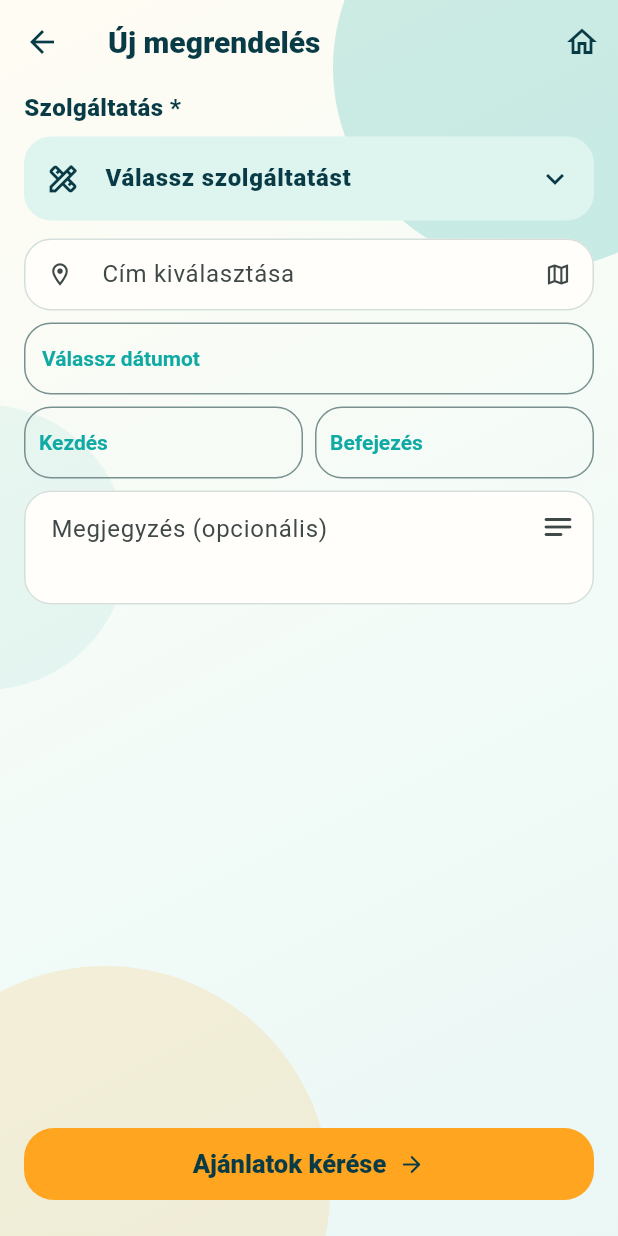
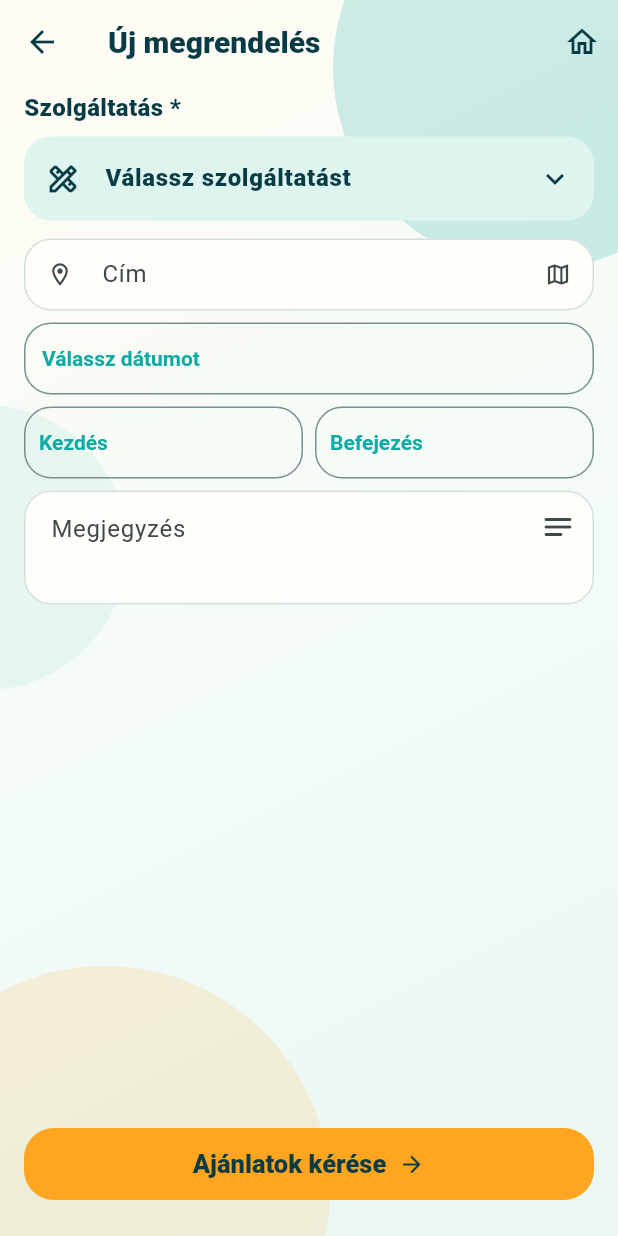
Before and after one commit to bokatimea-debug/takimaki_full, a Flutter app: the CustomerSearchScreen screen opened by its route, on a phone screen of 412 x 824 dp. Run offline on Flutter 3.47's test engine with Material 3 defaults, Android fonts, the phone set to English and light mode, and no system bars; our stand-ins replace image_picker, shared_preferences; accounts and stored records are empty.

Commit message:
Keep small-screen titles readable and reach lazy review action in test

```diff
--- a/lib/screens/customer_search_screen.dart
+++ b/lib/screens/customer_search_screen.dart
@@ -419,7 +419,7 @@ class _CustomerSearchScreenState extends State<CustomerSearchScreen> {
               textCapitalization: TextCapitalization.words,
               decoration: InputDecoration(
                 errorText: _errors['address'],
-                labelText: "Cím kiválasztása",
+                labelText: "Cím",
                 isDense: true,
                 contentPadding: EdgeInsets.symmetric(
                   horizontal: 12,
@@ -532,7 +532,7 @@ class _CustomerSearchScreenState extends State<CustomerSearchScreen> {
               maxLines: 4,
               textCapitalization: TextCapitalization.sentences,
               decoration: const InputDecoration(
-                labelText: "Megjegyzés (opcionális)",
+                labelText: "Megjegyzés",
                 hintText: "Írd le a feladat fontos részleteit…",
                 alignLabelWithHint: true,
                 contentPadding: EdgeInsets.symmetric(
```
